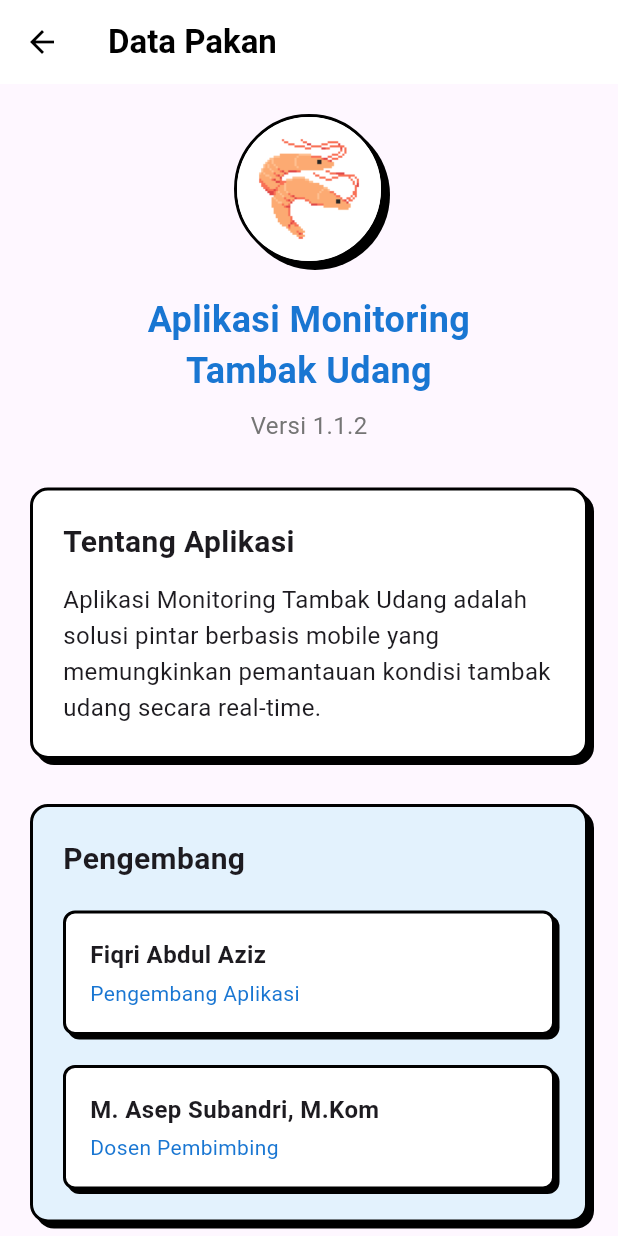
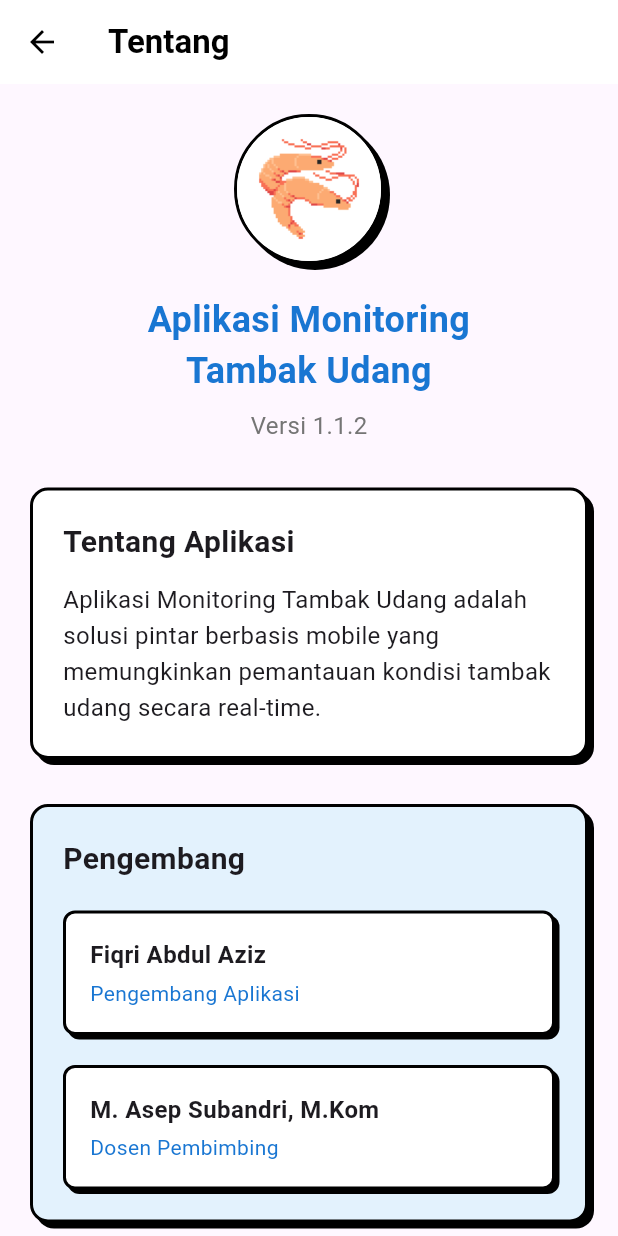
Before and after one commit to zizfiq/monitoring, a Flutter app: the AboutPage screen opened directly, on a phone screen of 412 x 824 dp. Run offline on Flutter 3.47's test engine with Material 3 defaults, Android fonts, the phone set to English and light mode, and no system bars; our stand-ins replace cloud_firestore, firebase_auth, firebase_core, fl_chart, flutter_secure_storage, google_sign_in and 2 more; accounts and stored records are empty; network calls fail.

Commit message:
minor change

```diff
--- a/lib/Screen/about.dart
+++ b/lib/Screen/about.dart
@@ -10,7 +10,7 @@ class AboutPage extends StatelessWidget {
         backgroundColor: Colors.white,
         elevation: 0,
         title: const Text(
-          'Data Pakan',
+          'Tentang',
           style: TextStyle(
             color: Colors.black,
             fontWeight: FontWeight.bold,
```
